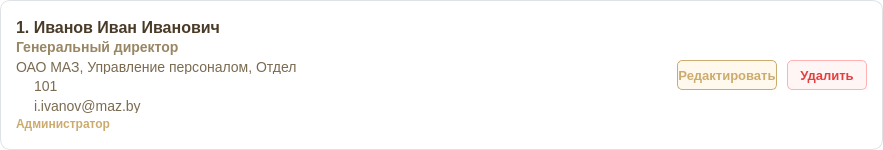
Qt form client/ui/system/employees/employee_card.ui (lerakaplich/Documents) before a commit.
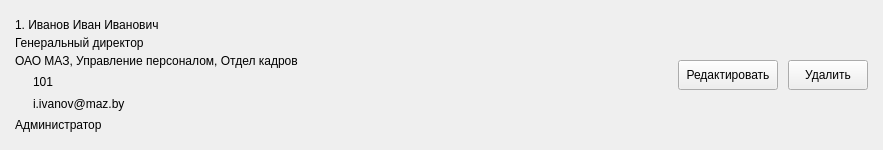
The same form after that commit. Icons and pictures are not drawn.

Patch:
```diff
--- a/client/ui/system/employees/employee_card.ui
+++ b/client/ui/system/employees/employee_card.ui
@@ -30,15 +30,15 @@
   </property>
   <property name="styleSheet">
    <string notr="true">
-    QFrame#EmployeeCard {
-        background-color: white;
-        border: 1px solid #DEE2E6;
-        border-radius: 10px;
-    }
-    QFrame#EmployeeCard:hover {
-        border: 2px solid #CCAB6E;
-        background-color: #FDFBF7;
-    }
+QFrame#EmployeeCard {
+    background-color: {BG_CARD_ELEVATED};
+    border: 1px solid {BORDER_DEFAULT};
+    border-radius: 10px;
+}
+QFrame#EmployeeCard:hover {
+    border: 2px solid {ACCENT_PRIMARY};
+    background-color: {BG_HOVER_ACCENT_SOFT};
+}
    </string>
   </property>
   <layout class="QHBoxLayout" name="horizontalLayout">
@@ -82,7 +82,7 @@
           </sizepolicy>
          </property>
          <property name="styleSheet">
-          <string notr="true">border: none; font-size: 16px; font-weight: bold; color: #4A3B28; background-color: transparent;</string>
+          <string notr="true">border: none; font-size: 16px; font-weight: bold; color: {TEXT_ACCENT_DARK_STRONG}; background-color: transparent;</string>
          </property>
          <property name="text">
           <string>1. Иванов Иван Иванович</string>
@@ -101,7 +101,7 @@
           </sizepolicy>
          </property>
          <property name="styleSheet">
-          <string notr="true">border: none; font-size: 14px; font-weight: 500; color: #998664; background-color: transparent;</string>
+          <string notr="true">border: none; font-size: 14px; font-weight: 500; color: {TEXT_ACCENT_SOFT}; background-color: transparent;</string>
          </property>
          <property name="text">
           <string>Генеральный директор</string>
@@ -120,7 +120,7 @@
           </sizepolicy>
          </property>
          <property name="styleSheet">
-          <string notr="true">border: none; font-size: 14px; color: #7A6A50; background-color: transparent;</string>
+          <string notr="true">border: none; font-size: 14px; color: {TEXT_ACCENT_DARK}; background-color: transparent;</string>
          </property>
          <property name="text">
           <string>ОАО МАЗ, Управление персоналом, Отдел кадров</string>
@@ -179,7 +179,7 @@
             </sizepolicy>
            </property>
            <property name="styleSheet">
-            <string notr="true">border: none; font-size: 14px; color: #7A6A50; background-color: transparent;</string>
+            <string notr="true">border: none; font-size: 14px; color: {TEXT_ACCENT_DARK}; background-color: transparent;</string>
            </property>
            <property name="text">
             <string>101</string>
@@ -253,7 +253,7 @@
             </sizepolicy>
            </property>
            <property name="styleSheet">
-            <string notr="true">border: none; font-size: 14px; color: #7A6A50; background-color: transparent;</string>
+            <string notr="true">border: none; font-size: 14px; color: {TEXT_ACCENT_DARK}; background-color: transparent;</string>
            </property>
            <property name="text">
             <string>i.ivanov@maz.by</string>
@@ -287,7 +287,7 @@
           </sizepolicy>
          </property>
          <property name="styleSheet">
-          <string notr="true">border: none; font-size: 12px; font-weight: bold; color: #CCAB6E; background-color: transparent;</string>
+          <string notr="true">border: none; font-size: 12px; font-weight: bold; color: {ACCENT_PRIMARY}; background-color: transparent;</string>
          </property>
          <property name="text">
           <string>Администратор</string>
@@ -332,20 +332,20 @@
        <property name="styleSheet">
         <string notr="true">
          QPushButton {
-             background-color: #FFF8ED;
-             color: #CCAB6E;
-             border: 1px solid #CCAB6E;
-             border-radius: 5px;
-             font-size: 13px;
-             font-weight: 500;
-         }
-         QPushButton:hover {
-             background-color: #CCAB6E;
-             color: white;
-         }
-         QPushButton:pressed {
-             background-color: #998664;
-         }
+    background-color: {BTN_EDIT_BG};
+    color: {ACCENT_PRIMARY};
+    border: 1px solid {BTN_EDIT_BORDER};
+    border-radius: 5px;
+    font-size: 13px;
+    font-weight: 500;
+}
+QPushButton:hover {
+    background-color: {ACCENT_PRIMARY};
+    color: {TEXT_ON_ACCENT};
+}
+QPushButton:pressed {
+    background-color: {BTN_EDIT_PRESSED_BG};
+}
         </string>
        </property>
        <property name="text">
@@ -373,20 +373,20 @@
        <property name="styleSheet">
         <string notr="true">
          QPushButton {
-             background-color: #FFF5F5;
-             color: #E53E3E;
-             border: 1px solid #FEB2B2;
-             border-radius: 5px;
-             font-size: 13px;
-             font-weight: 500;
-         }
-         QPushButton:hover {
-             background-color: #E53E3E;
-             color: white;
-         }
-         QPushButton:pressed {
-             background-color: #C53030;
-         }
+    background-color: {BTN_DELETE_BG};
+    color: {BTN_DELETE_TEXT};
+    border: 1px solid {BTN_DELETE_BORDER};
+    border-radius: 5px;
+    font-size: 13px;
+    font-weight: 500;
+}
+QPushButton:hover {
+    background-color: {BTN_DELETE_HOVER_BG};
+    color: {TEXT_ON_ACCENT};
+}
+QPushButton:pressed {
+    background-color: {BTN_DELETE_PRESSED_BG};
+}
         </string>
        </property>
        <property name="text">
```
